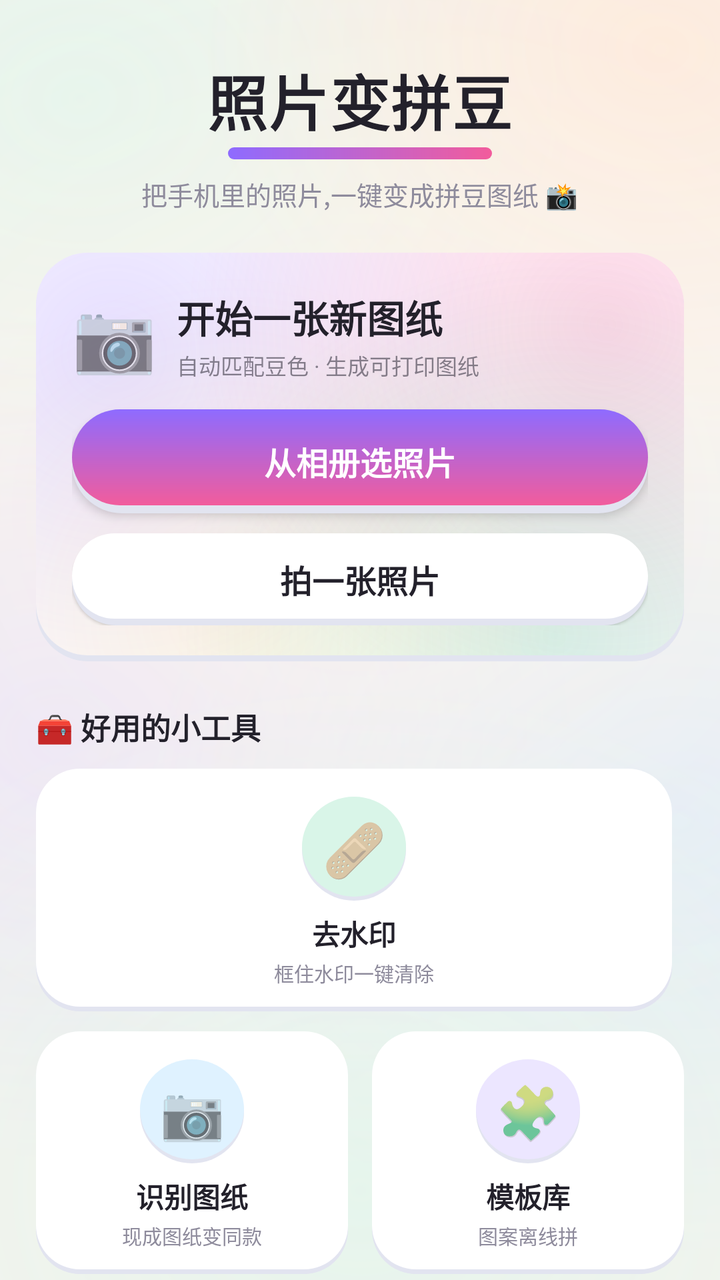
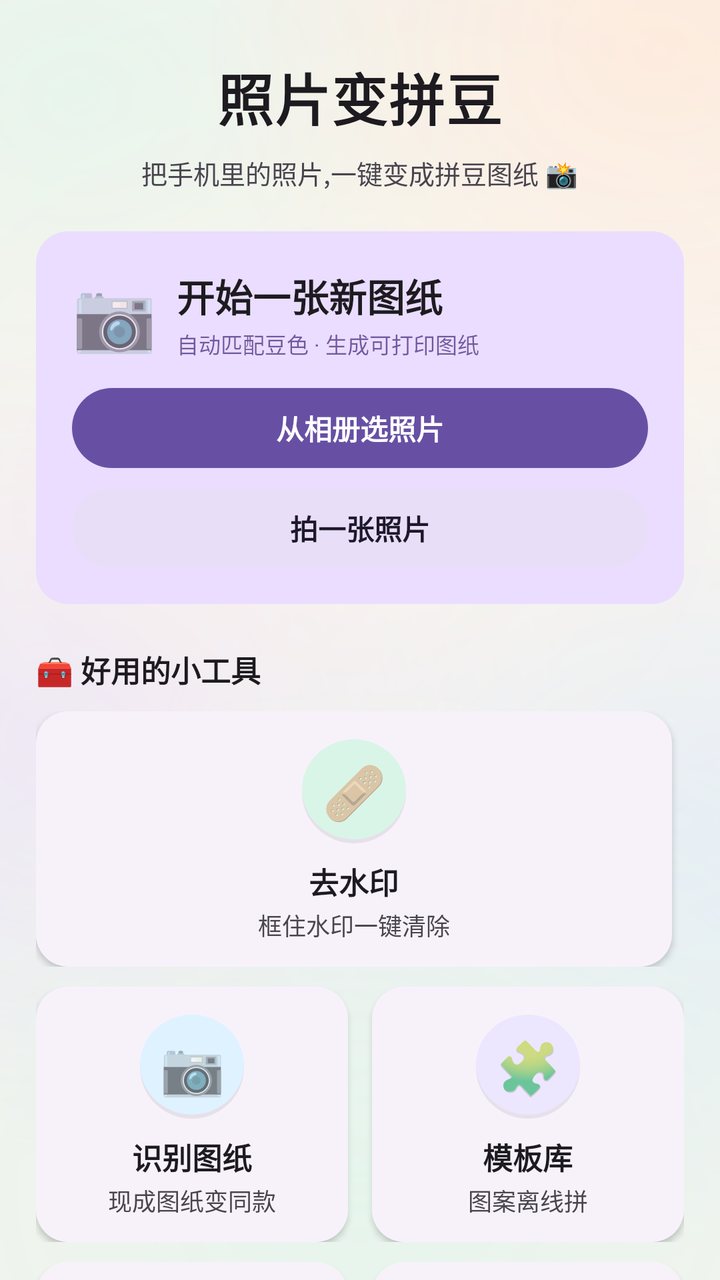

Before-and-after screenshots of an Android layout around one commit, followed by the original layout XML and the change that was made.
<!-- AndroidManifest.xml: application theme AppTheme -->
<!-- res/layout/activity_main.xml -->
<?xml version="1.0" encoding="utf-8"?>

<ScrollView xmlns:android="http://schemas.android.com/apk/res/android"
    android:layout_width="match_parent"
    android:layout_height="match_parent"
    android:background="@drawable/bg_pegboard"
    android:fillViewport="true"
    android:scrollbars="none">

    <LinearLayout
        android:layout_width="match_parent"
        android:layout_height="wrap_content"
        android:orientation="vertical"
        android:paddingStart="18dp"
        android:paddingEnd="18dp">

        <Space
            android:layout_width="match_parent"
            android:layout_height="28dp" />

        
        <TextView
            android:layout_width="wrap_content"
            android:layout_height="wrap_content"
            android:layout_gravity="center_horizontal"
            android:letterSpacing="0.02"
            android:text="@string/app_name"
            android:textColor="@color/textMain"
            android:textSize="30sp"
            android:textStyle="bold" />

        <View
            android:layout_width="132dp"
            android:layout_height="6dp"
            android:layout_gravity="center_horizontal"
            android:layout_marginTop="2dp"
            android:background="@drawable/bg_crayon_line" />

        <TextView
            android:layout_width="wrap_content"
            android:layout_height="wrap_content"
            android:layout_gravity="center_horizontal"
            android:layout_marginTop="8dp"
            android:text="@string/main_tagline"
            android:textColor="@color/textSub"
            android:textSize="13sp" />

        
        <LinearLayout
            android:layout_width="match_parent"
            android:layout_height="wrap_content"
            android:layout_marginTop="20dp"
            android:background="@drawable/bg_hero"
            android:orientation="vertical"
            android:padding="18dp">

            <LinearLayout
                android:layout_width="match_parent"
                android:layout_height="wrap_content"
                android:gravity="center_vertical"
                android:orientation="horizontal">

                <TextView
                    android:layout_width="wrap_content"
                    android:layout_height="wrap_content"
                    android:text="📷"
                    android:textSize="34sp" />

                <LinearLayout
                    android:layout_width="0dp"
                    android:layout_height="wrap_content"
                    android:layout_marginStart="10dp"
                    android:layout_weight="1"
                    android:orientation="vertical">

                    <TextView
                        android:layout_width="wrap_content"
                        android:layout_height="wrap_content"
                        android:text="@string/main_new_title"
                        android:textColor="@color/textMain"
                        android:textSize="19sp"
                        android:textStyle="bold" />

                    <TextView
                        android:layout_width="wrap_content"
                        android:layout_height="wrap_content"
                        android:layout_marginTop="2dp"
                        android:text="@string/main_new_desc"
                        android:textColor="#993A3745"
                        android:textSize="11sp" />
                </LinearLayout>
            </LinearLayout>

            <TextView
                android:id="@+id/btnGallery"
                style="@style/BigBtn"
                android:layout_width="match_parent"
                android:layout_height="52dp"
                android:layout_marginTop="14dp"
                android:background="@drawable/bg_btn_primary"
                android:elevation="3dp"
                android:text="@string/main_pick_gallery"
                android:textColor="#FFFFFF" />

            <TextView
                android:id="@+id/btnCamera"
                style="@style/BigBtn"
                android:layout_width="match_parent"
                android:layout_height="46dp"
                android:layout_marginTop="10dp"
                android:background="@drawable/bg_btn_secondary"
                android:elevation="1dp"
                android:text="@string/main_pick_camera"
                android:textColor="@color/textMain" />
        </LinearLayout>

        
        <LinearLayout
            android:layout_width="match_parent"
            android:layout_height="wrap_content"
            android:layout_marginTop="22dp"
            android:layout_marginBottom="10dp"
            android:gravity="center_vertical"
            android:orientation="horizontal">

            <TextView
                android:layout_width="wrap_content"
                android:layout_height="wrap_content"
                android:text="@string/main_tools"
                android:textColor="@color/textMain"
                android:textSize="15sp"
                android:textStyle="bold" />

            <View
                android:layout_width="0dp"
                android:layout_height="1.5dp"
                android:layout_marginStart="10dp"
                android:background="@color/line" />
        </LinearLayout>

        
        <LinearLayout
            android:layout_width="match_parent"
            android:layout_height="wrap_content"
            android:orientation="horizontal">

            <LinearLayout
                android:id="@+id/cardWatermark"
                style="@style/ToolCard"
                android:layout_marginEnd="6dp">

                <TextView style="@style/ToolCardIcon" android:text="🩹" android:background="@drawable/bg_icon_mint" />
                <TextView style="@style/ToolCardTitle" android:text="@string/tool_watermark" />
                <TextView style="@style/ToolCardDesc" android:text="@string/tool_watermark_desc" />
            </LinearLayout>
        </LinearLayout>

        <LinearLayout
            android:layout_width="match_parent"
            android:layout_height="wrap_content"
            android:layout_marginTop="10dp"
            android:orientation="horizontal">

            <LinearLayout
                android:id="@+id/btnScanPattern"
                style="@style/ToolCard"
                android:layout_marginEnd="6dp">

                <TextView style="@style/ToolCardIcon" android:text="📷" android:background="@drawable/bg_icon_sky" />
                <TextView style="@style/ToolCardTitle" android:text="@string/tool_scan" />
                <TextView style="@style/ToolCardDesc" android:text="@string/tool_scan_desc" />
            </LinearLayout>

            <LinearLayout
                android:id="@+id/btnTemplates"
                style="@style/ToolCard"
                android:layout_marginStart="6dp">

                <TextView style="@style/ToolCardIcon" android:text="🧩" android:background="@drawable/bg_icon_lilac" />
                <TextView style="@style/ToolCardTitle" android:text="@string/tool_templates" />
                <TextView
                    android:id="@+id/toolTemplatesDesc"
                    style="@style/ToolCardDesc"
                    android:text="@string/tool_templates_desc" />
            </LinearLayout>
        </LinearLayout>

        <LinearLayout
            android:layout_width="match_parent"
            android:layout_height="wrap_content"
            android:layout_marginTop="10dp"
            android:orientation="horizontal">

            <LinearLayout
                android:id="@+id/btnText"
                style="@style/ToolCard"
                android:layout_marginEnd="6dp">

                <TextView style="@style/ToolCardIcon" android:text="🔤" android:background="@drawable/bg_icon_butter" />
                <TextView style="@style/ToolCardTitle" android:text="@string/tool_text" />
                <TextView style="@style/ToolCardDesc" android:text="@string/tool_text_desc" />
            </LinearLayout>

            <LinearLayout
                android:id="@+id/btnBlank"
                style="@style/ToolCard"
                android:layout_marginStart="6dp">

                <TextView style="@style/ToolCardIcon" android:text="✏️" android:background="@drawable/bg_icon_peach" />
                <TextView style="@style/ToolCardTitle" android:text="@string/tool_blank" />
                <TextView style="@style/ToolCardDesc" android:text="@string/tool_blank_desc" />
            </LinearLayout>
        </LinearLayout>

        <LinearLayout
            android:layout_width="match_parent"
            android:layout_height="wrap_content"
            android:layout_marginTop="10dp"
            android:orientation="horizontal">

            <LinearLayout
                android:id="@+id/btnKnowledge"
                style="@style/ToolCard"
                android:layout_marginEnd="6dp">

                <TextView style="@style/ToolCardIcon" android:text="📖" android:background="@drawable/bg_icon_pink" />
                <TextView style="@style/ToolCardTitle" android:text="@string/tool_knowledge" />
                <TextView style="@style/ToolCardDesc" android:text="@string/tool_knowledge_desc" />
            </LinearLayout>

            <LinearLayout
                android:id="@+id/btnInventoryHome"
                style="@style/ToolCard"
                android:layout_marginStart="6dp">

                <TextView style="@style/ToolCardIcon" android:text="🎒" android:background="@drawable/bg_icon_mint" />
                <TextView style="@style/ToolCardTitle" android:text="@string/tool_inventory" />
                <TextView style="@style/ToolCardDesc" android:text="@string/tool_inventory_desc" />
            </LinearLayout>
        </LinearLayout>

        
        <LinearLayout
            android:layout_width="match_parent"
            android:layout_height="wrap_content"
            android:layout_marginTop="22dp"
            android:layout_marginBottom="10dp"
            android:gravity="center_vertical"
            android:orientation="horizontal">

            <TextView
                android:layout_width="wrap_content"
                android:layout_height="wrap_content"
                android:text="@string/main_continue"
                android:textColor="@color/textMain"
                android:textSize="15sp"
                android:textStyle="bold" />

            <View
                android:layout_width="0dp"
                android:layout_height="1.5dp"
                android:layout_marginStart="10dp"
                android:background="@color/line" />
        </LinearLayout>

        <LinearLayout
            android:id="@+id/btnProjects"
            style="@style/ToolCard"
            android:layout_width="match_parent"
            android:layout_height="wrap_content"
            android:layout_marginTop="10dp"
            android:orientation="horizontal"
            android:gravity="center_vertical">

            <TextView style="@style/ToolCardIcon" android:text="🗂" android:background="@drawable/bg_icon_sky" />

            <LinearLayout
                android:layout_width="0dp"
                android:layout_height="wrap_content"
                android:layout_marginStart="12dp"
                android:layout_weight="1"
                android:orientation="vertical">

                <TextView style="@style/ToolCardTitle" android:text="@string/tool_projects" />
                <TextView style="@style/ToolCardDesc" android:text="@string/tool_projects_desc" />
            </LinearLayout>
        </LinearLayout>

        
        <LinearLayout
            android:id="@+id/btnBackup"
            style="@style/ToolCard"
            android:layout_width="match_parent"
            android:layout_height="wrap_content"
            android:layout_marginTop="10dp"
            android:orientation="horizontal"
            android:gravity="center_vertical">

            <TextView style="@style/ToolCardIcon" android:text="📦" android:background="@drawable/bg_icon_butter" />

            <LinearLayout
                android:layout_width="0dp"
                android:layout_height="wrap_content"
                android:layout_marginStart="12dp"
                android:layout_weight="1"
                android:orientation="vertical">

                <TextView style="@style/ToolCardTitle" android:text="@string/tool_backup" />
                <TextView style="@style/ToolCardDesc" android:text="@string/tool_backup_desc" />
            </LinearLayout>
        </LinearLayout>

        <TextView
            android:layout_width="wrap_content"
            android:layout_height="wrap_content"
            android:layout_gravity="center_horizontal"
            android:layout_marginTop="22dp"
            android:text="@string/main_footer"
            android:textColor="@color/textSub"
            android:textSize="12sp" />

        <Space
            android:layout_width="match_parent"
            android:layout_height="24dp" />
    </LinearLayout>
</ScrollView>
<!-- resources referenced by this layout -->
<resources>
  <color name="line">#E9EAF2</color>
  <color name="textMain">#23212B</color>
  <color name="textSub">#8E8B9C</color>
  <!-- drawable bg_btn_primary (drawable) -->
  <?xml version="1.0" encoding="utf-8"?>
  <layer-list xmlns:android="http://schemas.android.com/apk/res/android">
      <item android:top="2dp">
          <shape android:shape="rectangle">
              <solid android:color="@color/stickerShadow" />
              <corners android:radius="30dp" />
          </shape>
      </item>
      <item android:bottom="4dp">
          <shape android:shape="rectangle">
              <gradient
                  android:angle="270"
                  android:startColor="@color/gradStart"
                  android:endColor="@color/gradEnd" />
              <corners android:radius="30dp" />
          </shape>
      </item>
  </layer-list>
  <!-- drawable bg_btn_secondary (drawable) -->
  <?xml version="1.0" encoding="utf-8"?>
  <layer-list xmlns:android="http://schemas.android.com/apk/res/android">
      <item android:top="2dp">
          <shape android:shape="rectangle">
              <solid android:color="@color/stickerShadow" />
              <corners android:radius="30dp" />
          </shape>
      </item>
      <item android:bottom="3.5dp">
          <shape android:shape="rectangle">
              <solid android:color="@color/card" />
              <corners android:radius="30dp" />
          </shape>
      </item>
  </layer-list>
  <!-- drawable bg_crayon_line (drawable) -->
  <?xml version="1.0" encoding="utf-8"?>
  <shape xmlns:android="http://schemas.android.com/apk/res/android"
      android:shape="rectangle">
      <gradient
          android:startColor="@color/gradStart"
          android:endColor="@color/gradEnd"
          android:angle="0" />
      <corners android:radius="3dp" />
  </shape>
  <!-- drawable bg_hero: vector/xml drawable (drawable, 2658 chars, omitted) -->
  <style name="BigBtn">
          <item name="android:layout_height">54dp</item>
          <item name="android:gravity">center</item>
          <item name="android:textSize">16sp</item>
          <item name="android:textStyle">bold</item>
          <item name="android:clickable">true</item>
          <item name="android:focusable">true</item>
      </style>
  <style name="ToolCard">
          <item name="android:layout_width">0dp</item>
          <item name="android:layout_height">wrap_content</item>
          <item name="android:layout_weight">1</item>
          <item name="android:background">@drawable/bg_card_sketch</item>
          <item name="android:clickable">true</item>
          <item name="android:focusable">true</item>
          <item name="android:elevation">0dp</item>
          <item name="android:gravity">center_horizontal</item>
          <item name="android:orientation">vertical</item>
          <item name="android:paddingTop">14dp</item>
          <item name="android:paddingBottom">12dp</item>
          <item name="android:paddingStart">8dp</item>
          <item name="android:paddingEnd">8dp</item>
      </style>
  <style name="ToolCardDesc">
          <item name="android:layout_width">wrap_content</item>
          <item name="android:layout_height">wrap_content</item>
          <item name="android:layout_marginTop">2dp</item>
          <item name="android:textColor">@color/textSub</item>
          <item name="android:textSize">10sp</item>
      </style>
  <style name="ToolCardTitle">
          <item name="android:layout_width">wrap_content</item>
          <item name="android:layout_height">wrap_content</item>
          <item name="android:layout_marginTop">6dp</item>
          <item name="android:textColor">@color/textMain</item>
          <item name="android:textSize">14sp</item>
          <item name="android:textStyle">bold</item>
      </style>
  <style name="AppTheme" parent="android:Theme.Material.Light.NoActionBar">
          <item name="android:colorPrimary">@color/primary</item>
          <item name="android:colorPrimaryDark">@color/primaryDark</item>
          <item name="android:colorAccent">@color/primary</item>
          <item name="android:statusBarColor">@color/bg</item>
          <item name="android:navigationBarColor">@color/bg</item>
          <item name="android:windowBackground">@drawable/bg_pegboard</item>
          <item name="android:windowLightStatusBar">true</item>
          
          <item name="android:alertDialogTheme">@style/CandyAlertDialog</item>
      </style>
  <color name="stickerShadow">#E2E4F0</color>
  <color name="gradStart">#8E6BFF</color>
  <color name="gradEnd">#F25C9C</color>
  <color name="primaryLight">#EFEAFF</color>
  <!-- drawable bg_card_sketch (drawable) -->
  <?xml version="1.0" encoding="utf-8"?>
  <layer-list xmlns:android="http://schemas.android.com/apk/res/android">
      <item android:top="1dp">
          <shape android:shape="rectangle">
              <solid android:color="@color/stickerShadow" />
              <corners android:radius="22dp" />
          </shape>
      </item>
      <item android:bottom="2.5dp">
          <shape android:shape="rectangle">
              <solid android:color="@color/card" />
              <corners android:radius="22dp" />
          </shape>
      </item>
  </layer-list>
  <color name="primary">#7C5CF4</color>
  <color name="primaryDark">#6547E0</color>
  <color name="bg">#F7F7FB</color>
  <!-- drawable bg_dialog (drawable) -->
  <?xml version="1.0" encoding="utf-8"?>
  <shape xmlns:android="http://schemas.android.com/apk/res/android"
      android:shape="rectangle">
      <solid android:color="@color/card" />
      <stroke android:width="1dp" android:color="@color/line" />
      <corners android:radius="28dp" />
  </shape>
  <!-- unchanged entries left out for length: 44 -->
</resources>

<!-- the commit's change to res/layout/activity_main.xml (unified diff, before → after) -->
@@ -26,15 +26,8 @@
             android:letterSpacing="0.02"
             android:text="@string/app_name"
             android:textColor="@color/textMain"
-            android:textSize="30sp"
+            android:textSize="28sp"
             android:textStyle="bold" />
-
-        <View
-            android:layout_width="132dp"
-            android:layout_height="6dp"
-            android:layout_gravity="center_horizontal"
-            android:layout_marginTop="2dp"
-            android:background="@drawable/bg_crayon_line" />
 
         <TextView
             android:layout_width="wrap_content"
@@ -86,7 +79,7 @@
                         android:layout_height="wrap_content"
                         android:layout_marginTop="2dp"
                         android:text="@string/main_new_desc"
-                        android:textColor="#993A3745"
+                        android:textColor="#9921005D"
                         android:textSize="11sp" />
                 </LinearLayout>
             </LinearLayout>
@@ -95,10 +88,10 @@
                 android:id="@+id/btnGallery"
                 style="@style/BigBtn"
                 android:layout_width="match_parent"
-                android:layout_height="52dp"
+                android:layout_height="40dp"
                 android:layout_marginTop="14dp"
                 android:background="@drawable/bg_btn_primary"
-                android:elevation="3dp"
+                android:elevation="0dp"
                 android:text="@string/main_pick_gallery"
                 android:textColor="#FFFFFF" />
 
@@ -106,12 +99,12 @@
                 android:id="@+id/btnCamera"
                 style="@style/BigBtn"
                 android:layout_width="match_parent"
-                android:layout_height="46dp"
+                android:layout_height="40dp"
                 android:layout_marginTop="10dp"
                 android:background="@drawable/bg_btn_secondary"
-                android:elevation="1dp"
+                android:elevation="0dp"
                 android:text="@string/main_pick_camera"
-                android:textColor="@color/textMain" />
+                android:textColor="@color/onSecondaryContainer" />
         </LinearLayout>
 
         
<!-- resource entries referenced after the edit -->
@@ -1,58 +1,34 @@
 <!-- resources referenced by this layout -->
 <resources>
-  <color name="line">#E9EAF2</color>
-  <color name="textMain">#23212B</color>
-  <color name="textSub">#8E8B9C</color>
+  <color name="line">#CAC4D0</color>
+  <color name="onSecondaryContainer">#1D192B</color>
+  <color name="textMain">#1D1B20</color>
+  <color name="textSub">#49454F</color>
   <!-- drawable bg_btn_primary (drawable) -->
-  <?xml version="1.0" encoding="utf-8"?>
-  <layer-list xmlns:android="http://schemas.android.com/apk/res/android">
-      <item android:top="2dp">
-          <shape android:shape="rectangle">
-              <solid android:color="@color/stickerShadow" />
-              <corners android:radius="30dp" />
-          </shape>
-      </item>
-      <item android:bottom="4dp">
-          <shape android:shape="rectangle">
-              <gradient
-                  android:angle="270"
-                  android:startColor="@color/gradStart"
-                  android:endColor="@color/gradEnd" />
-              <corners android:radius="30dp" />
-          </shape>
-      </item>
-  </layer-list>
-  <!-- drawable bg_btn_secondary (drawable) -->
-  <?xml version="1.0" encoding="utf-8"?>
-  <layer-list xmlns:android="http://schemas.android.com/apk/res/android">
-      <item android:top="2dp">
-          <shape android:shape="rectangle">
-              <solid android:color="@color/stickerShadow" />
-              <corners android:radius="30dp" />
-          </shape>
-      </item>
-      <item android:bottom="3.5dp">
-          <shape android:shape="rectangle">
-              <solid android:color="@color/card" />
-              <corners android:radius="30dp" />
-          </shape>
-      </item>
-  </layer-list>
-  <!-- drawable bg_crayon_line (drawable) -->
   <?xml version="1.0" encoding="utf-8"?>
   <shape xmlns:android="http://schemas.android.com/apk/res/android"
       android:shape="rectangle">
-      <gradient
-          android:startColor="@color/gradStart"
-          android:endColor="@color/gradEnd"
-          android:angle="0" />
-      <corners android:radius="3dp" />
+      <solid android:color="@color/primary" />
+      <corners android:radius="20dp" />
   </shape>
-  <!-- drawable bg_hero: vector/xml drawable (drawable, 2658 chars, omitted) -->
+  <!-- drawable bg_btn_secondary (drawable) -->
+  <?xml version="1.0" encoding="utf-8"?>
+  <shape xmlns:android="http://schemas.android.com/apk/res/android"
+      android:shape="rectangle">
+      <solid android:color="@color/secondaryContainer" />
+      <corners android:radius="20dp" />
+  </shape>
+  <!-- drawable bg_hero (drawable) -->
+  <?xml version="1.0" encoding="utf-8"?>
+  <shape xmlns:android="http://schemas.android.com/apk/res/android"
+      android:shape="rectangle">
+      <solid android:color="@color/primaryContainer" />
+      <corners android:radius="16dp" />
+  </shape>
   <style name="BigBtn">
-          <item name="android:layout_height">54dp</item>
+          <item name="android:layout_height">40dp</item>
           <item name="android:gravity">center</item>
-          <item name="android:textSize">16sp</item>
+          <item name="android:textSize">14sp</item>
           <item name="android:textStyle">bold</item>
           <item name="android:clickable">true</item>
           <item name="android:focusable">true</item>
@@ -64,7 +40,7 @@
           <item name="android:background">@drawable/bg_card_sketch</item>
           <item name="android:clickable">true</item>
           <item name="android:focusable">true</item>
-          <item name="android:elevation">0dp</item>
+          <item name="android:elevation">2dp</item>
           <item name="android:gravity">center_horizontal</item>
           <item name="android:orientation">vertical</item>
           <item name="android:paddingTop">14dp</item>
@@ -77,19 +53,19 @@
           <item name="android:layout_height">wrap_content</item>
           <item name="android:layout_marginTop">2dp</item>
           <item name="android:textColor">@color/textSub</item>
-          <item name="android:textSize">10sp</item>
+          <item name="android:textSize">12sp</item>
       </style>
   <style name="ToolCardTitle">
           <item name="android:layout_width">wrap_content</item>
           <item name="android:layout_height">wrap_content</item>
-          <item name="android:layout_marginTop">6dp</item>
+          <item name="android:layout_marginTop">8dp</item>
           <item name="android:textColor">@color/textMain</item>
-          <item name="android:textSize">14sp</item>
+          <item name="android:textSize">15sp</item>
           <item name="android:textStyle">bold</item>
       </style>
   <style name="AppTheme" parent="android:Theme.Material.Light.NoActionBar">
           <item name="android:colorPrimary">@color/primary</item>
-          <item name="android:colorPrimaryDark">@color/primaryDark</item>
+          <item name="android:colorPrimaryDark">@color/bg</item>
           <item name="android:colorAccent">@color/primary</item>
           <item name="android:statusBarColor">@color/bg</item>
           <item name="android:navigationBarColor">@color/bg</item>
@@ -98,35 +74,25 @@
           
           <item name="android:alertDialogTheme">@style/CandyAlertDialog</item>
       </style>
-  <color name="stickerShadow">#E2E4F0</color>
-  <color name="gradStart">#8E6BFF</color>
-  <color name="gradEnd">#F25C9C</color>
-  <color name="primaryLight">#EFEAFF</color>
+  <color name="stickerShadow">#E6E0E9</color>
+  <color name="primaryLight">#EADDFF</color>
   <!-- drawable bg_card_sketch (drawable) -->
   <?xml version="1.0" encoding="utf-8"?>
-  <layer-list xmlns:android="http://schemas.android.com/apk/res/android">
-      <item android:top="1dp">
-          <shape android:shape="rectangle">
-              <solid android:color="@color/stickerShadow" />
-              <corners android:radius="22dp" />
-          </shape>
-      </item>
-      <item android:bottom="2.5dp">
-          <shape android:shape="rectangle">
-              <solid android:color="@color/card" />
-              <corners android:radius="22dp" />
-          </shape>
-      </item>
-  </layer-list>
-  <color name="primary">#7C5CF4</color>
-  <color name="primaryDark">#6547E0</color>
-  <color name="bg">#F7F7FB</color>
+  <shape xmlns:android="http://schemas.android.com/apk/res/android"
+      android:shape="rectangle">
+      <solid android:color="@color/surfaceContainerLow" />
+      <corners android:radius="16dp" />
+  </shape>
+  <color name="primary">#6750A4</color>
+  <color name="secondaryContainer">#E8DEF8</color>
+  <color name="primaryContainer">#EADDFF</color>
+  <color name="bg">#FEF7FF</color>
+  <color name="surfaceContainerLow">#F7F2FA</color>
   <!-- drawable bg_dialog (drawable) -->
   <?xml version="1.0" encoding="utf-8"?>
   <shape xmlns:android="http://schemas.android.com/apk/res/android"
       android:shape="rectangle">
       <solid android:color="@color/card" />
-      <stroke android:width="1dp" android:color="@color/line" />
       <corners android:radius="28dp" />
   </shape>
   <!-- unchanged entries left out for length: 44 -->
